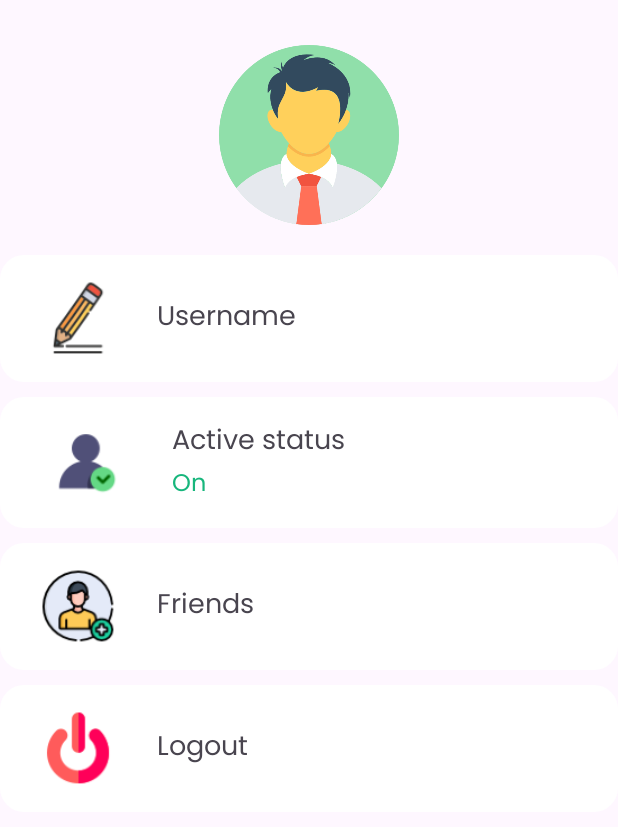
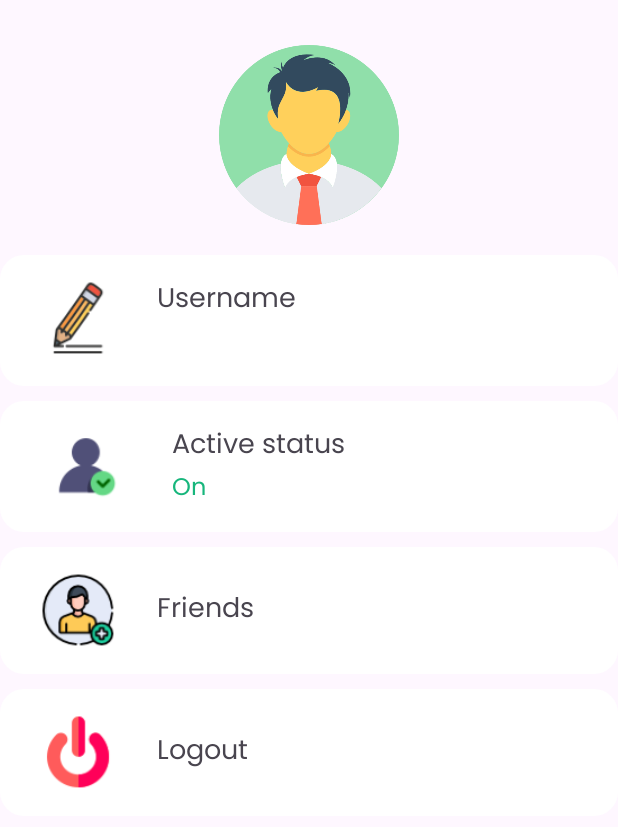
Before and after one commit to dhia619/Android-messaging-App, an Android app: the fragment profileFragment shown on its own in the app's theme, on a phone screen of 412 x 824 dp. Shown: the top 827 px of the screen. Run offline under Robolectric (Android 15) with nearby library versions, the phone set to English and light mode, and no system bars; our stand-ins replace Firebase (no records; nobody signed in at launch, a user with empty details on screens opened directly).

Commit message:
profile fragment updates

```diff
--- a/app/src/main/java/com/example/messenger/ChangeUsernameActivity.java
+++ b/app/src/main/java/com/example/messenger/ChangeUsernameActivity.java
@@ -41,7 +41,7 @@ public class ChangeUsernameActivity extends AppCompatActivity {
         // Initialize Firebase components
         FirebaseAuth mAuth = FirebaseAuth.getInstance();
         FirebaseUser currentUser = mAuth.getCurrentUser();
-        reference = FirebaseDatabase.getInstance("https://messaging-app-d78bd-default-rtdb.europe-west1.firebasedatabase.app/").getReference("chats");
+        reference = FirebaseDatabase.getInstance("https://messaging-app-d78bd-default-rtdb.europe-west1.firebasedatabase.app/").getReference();
         backbtn.setOnClickListener(new View.OnClickListener() {
             @Override
             public void onClick(View v) {
--- a/app/src/main/java/com/example/messenger/MainForgotPasswordActivity.java
+++ b/app/src/main/java/com/example/messenger/MainForgotPasswordActivity.java
@@ -57,7 +57,6 @@ public class MainForgotPasswordActivity extends AppCompatActivity {
                     //send email logic
                     FirebaseAuth auth = FirebaseAuth.getInstance();
                     String emailAddress = email_input.getEditText().getText().toString().trim();
-
                     auth.sendPasswordResetEmail(emailAddress)
                             .addOnSuccessListener(new OnSuccessListener<Void>() {
                                 @Override
--- a/app/src/main/res/layout/fragment_profile.xml
+++ b/app/src/main/res/layout/fragment_profile.xml
@@ -42,14 +42,29 @@
                     android:contentDescription="@string/username"
                     />
 
-                <TextView
+                <LinearLayout
                     android:layout_width="wrap_content"
-                    android:layout_height="match_parent"
-                    android:fontFamily="@font/poppins"
-                    android:text="@string/username"
-                    android:gravity="center_vertical"
-                    android:textSize="18sp"
-                    android:layout_marginStart="25dp"/>
+                    android:layout_height="wrap_content"
+                    android:orientation="vertical">
+                    <TextView
+                        android:layout_width="wrap_content"
+                        android:layout_height="wrap_content"
+                        android:text="@string/username"
+                        android:textSize="18sp"
+                        android:fontFamily="@font/poppins"
+                        android:layout_marginStart="25dp"
+                        />
+                    <TextView
+                        android:id="@+id/usernameView"
+                        android:layout_width="wrap_content"
+                        android:layout_height="wrap_content"
+                        android:text=""
+                        android:textSize="16sp"
+                        android:textColor="@color/primary_green"
+                        android:fontFamily="@font/poppins"
+                        android:layout_marginStart="25dp"
+                        />
+                </LinearLayout>
             </LinearLayout>
             <LinearLayout
                 android:id="@+id/statusLayout"
```
Also changed, not shown: app/src/main/java/com/example/messenger/profileFragment.java (+41 -2 lines).
